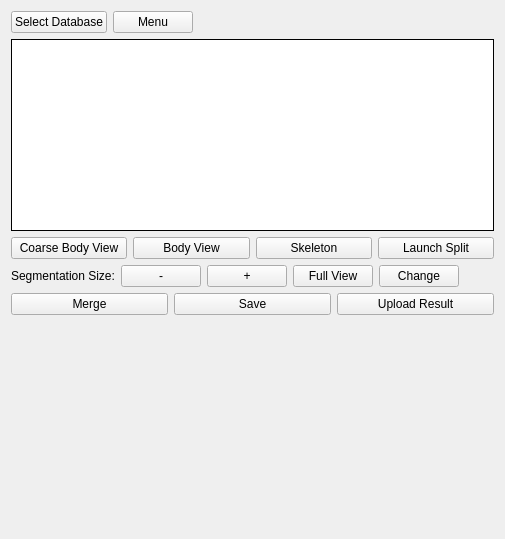
Old version of the form neurolabi/gui/flyem/flyemproofcontrolform.ui in the repository janelia-flyem/NeuTu.
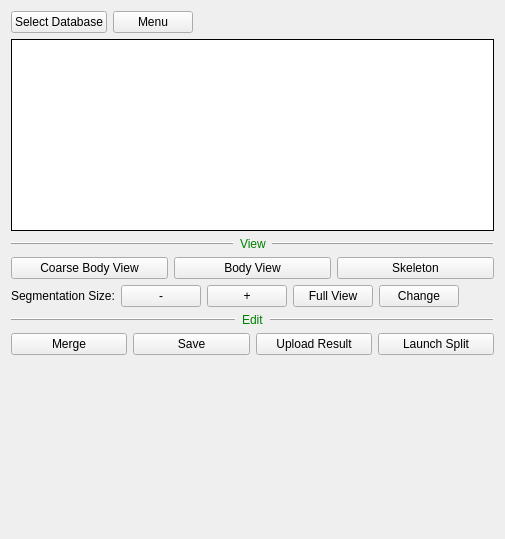
New version of the form. Icons and pictures are not drawn. Custom widgets are drawn as their Qt base class.

```diff
--- a/neurolabi/gui/flyem/flyemproofcontrolform.ui
+++ b/neurolabi/gui/flyem/flyemproofcontrolform.ui
@@ -76,6 +76,52 @@
      </property>
     </widget>
    </item>
+   <item>
+    <layout class="QHBoxLayout" name="horizontalLayout_4">
+     <item>
+      <widget class="Line" name="line_5">
+       <property name="frameShadow">
+        <enum>QFrame::Raised</enum>
+       </property>
+       <property name="lineWidth">
+        <number>1</number>
+       </property>
+       <property name="orientation">
+        <enum>Qt::Horizontal</enum>
+       </property>
+      </widget>
+     </item>
+     <item>
+      <widget class="QLabel" name="label_5">
+       <property name="sizePolicy">
+        <sizepolicy hsizetype="Maximum" vsizetype="Preferred">
+         <horstretch>0</horstretch>
+         <verstretch>0</verstretch>
+        </sizepolicy>
+       </property>
+       <property name="text">
+        <string>&lt;font color=&quot;Green&quot;&gt;View&lt;/font&gt;</string>
+       </property>
+       <property name="textFormat">
+        <enum>Qt::AutoText</enum>
+       </property>
+      </widget>
+     </item>
+     <item>
+      <widget class="Line" name="line_2">
+       <property name="frameShadow">
+        <enum>QFrame::Raised</enum>
+       </property>
+       <property name="lineWidth">
+        <number>1</number>
+       </property>
+       <property name="orientation">
+        <enum>Qt::Horizontal</enum>
+       </property>
+      </widget>
+     </item>
+    </layout>
+   </item>
    <item>
     <layout class="QHBoxLayout" name="horizontalLayout">
      <item>
@@ -99,13 +145,6 @@
        </property>
       </widget>
      </item>
-     <item>
-      <widget class="QPushButton" name="splitPushButton">
-       <property name="text">
-        <string>Launch Split</string>
-       </property>
-      </widget>
-     </item>
     </layout>
    </item>
    <item>
@@ -163,6 +202,52 @@
      </item>
     </layout>
    </item>
+   <item>
+    <layout class="QHBoxLayout" name="horizontalLayout_5">
+     <item>
+      <widget class="Line" name="line_6">
+       <property name="frameShadow">
+        <enum>QFrame::Raised</enum>
+       </property>
+       <property name="lineWidth">
+        <number>1</number>
+       </property>
+       <property name="orientation">
+        <enum>Qt::Horizontal</enum>
+       </property>
+      </widget>
+     </item>
+     <item>
+      <widget class="QLabel" name="label_6">
+       <property name="sizePolicy">
+        <sizepolicy hsizetype="Maximum" vsizetype="Preferred">
+         <horstretch>0</horstretch>
+         <verstretch>0</verstretch>
+        </sizepolicy>
+       </property>
+       <property name="text">
+        <string>&lt;html&gt;&lt;head/&gt;&lt;body&gt;&lt;p&gt;&lt;span style=&quot; color:#008000;&quot;&gt;Edit&lt;/span&gt;&lt;/p&gt;&lt;/body&gt;&lt;/html&gt;</string>
+       </property>
+       <property name="textFormat">
+        <enum>Qt::AutoText</enum>
+       </property>
+      </widget>
+     </item>
+     <item>
+      <widget class="Line" name="line_3">
+       <property name="frameShadow">
+        <enum>QFrame::Raised</enum>
+       </property>
+       <property name="lineWidth">
+        <number>1</number>
+       </property>
+       <property name="orientation">
+        <enum>Qt::Horizontal</enum>
+       </property>
+      </widget>
+     </item>
+    </layout>
+   </item>
    <item>
     <layout class="QHBoxLayout" name="horizontalLayout_7">
      <item>
@@ -190,6 +275,13 @@
        </property>
       </widget>
      </item>
+     <item>
+      <widget class="QPushButton" name="splitPushButton">
+       <property name="text">
+        <string>Launch Split</string>
+       </property>
+      </widget>
+     </item>
     </layout>
    </item>
    <item>
```
